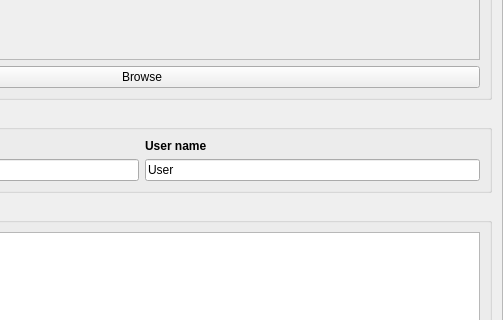
First picture: the form in src/airunner/widgets/llm/templates/bot_preferences.ui, repository Capsize-Games/airunner, before the edit; both pictures show x 219 to 722 and y 296 to 616 of the 722 by 1262 pixel window.
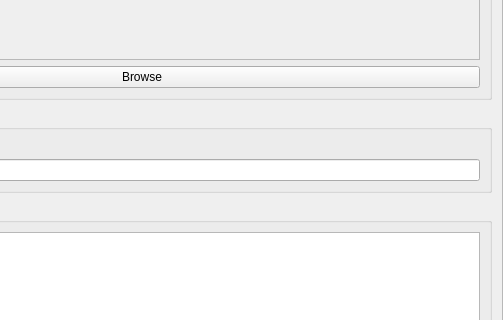
Second picture: the form after the edit. Icons and pictures are not drawn.

Commit message: add user table, switch to username from usertable rather than chatbot

Diff of the .ui file:
```diff
--- a/src/airunner/widgets/llm/templates/bot_preferences.ui
+++ b/src/airunner/widgets/llm/templates/bot_preferences.ui
@@ -166,32 +166,6 @@
             </item>
            </layout>
           </item>
-          <item>
-           <layout class="QVBoxLayout" name="verticalLayout_5">
-            <item>
-             <widget class="QLabel" name="label_3">
-              <property name="font">
-               <font>
-                <bold>true</bold>
-               </font>
-              </property>
-              <property name="text">
-               <string>User name</string>
-              </property>
-             </widget>
-            </item>
-            <item>
-             <widget class="QLineEdit" name="username">
-              <property name="text">
-               <string>User</string>
-              </property>
-              <property name="placeholderText">
-               <string>User name</string>
-              </property>
-             </widget>
-            </item>
-           </layout>
-          </item>
          </layout>
         </widget>
        </item>
```
Left out of the diff: 27 changed lines with no effect on the pictures. The commit also changes 18 other files.
